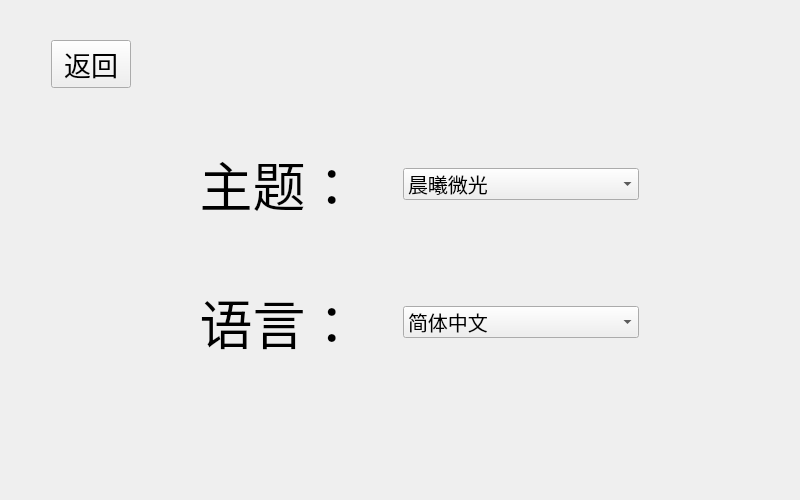
Above: TomClock_QtCreator/screenUi/settings.ui from MeoRinLime/TomClock before the change. Below: the same form after it.
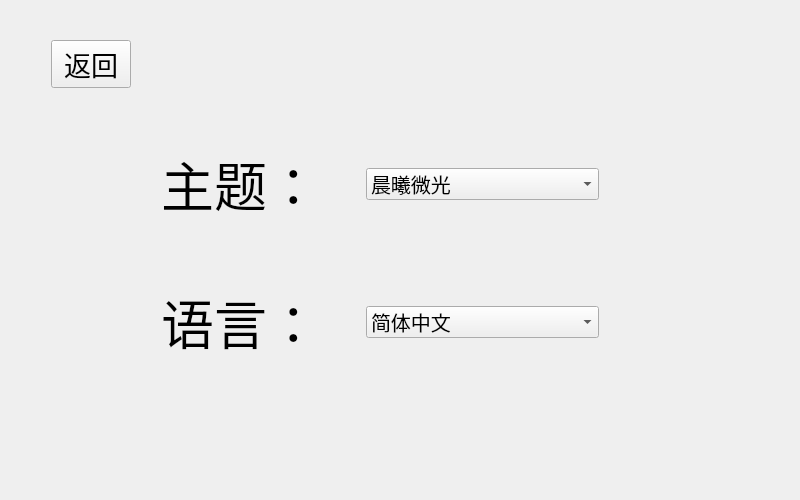
That is the form after the change. Icons and pictures are not drawn.

What changed in the file:
```diff
--- a/TomClock_QtCreator/screenUi/settings.ui
+++ b/TomClock_QtCreator/screenUi/settings.ui
@@ -148,7 +148,7 @@
     </layout>
    </item>
    <item row="1" column="0">
-    <layout class="QHBoxLayout" name="horizontalLayout_4">
+    <layout class="QHBoxLayout" name="horizontalLayout_7">
      <item>
       <spacer name="horizontalSpacer">
        <property name="orientation">
@@ -168,11 +168,11 @@
      <item>
       <layout class="QVBoxLayout" name="verticalLayout_4">
        <item>
-        <layout class="QHBoxLayout" name="horizontalLayout">
+        <layout class="QHBoxLayout" name="horizontalLayout_6">
          <item>
           <widget class="QLabel" name="theme">
            <property name="sizePolicy">
-            <sizepolicy hsizetype="Preferred" vsizetype="Expanding">
+            <sizepolicy hsizetype="Fixed" vsizetype="Expanding">
              <horstretch>0</horstretch>
              <verstretch>0</verstretch>
             </sizepolicy>
@@ -195,7 +195,7 @@
           </widget>
          </item>
          <item>
-          <layout class="QVBoxLayout" name="verticalLayout">
+          <layout class="QVBoxLayout" name="verticalLayout_2">
            <item>
             <spacer name="verticalSpacer">
              <property name="orientation">
@@ -213,6 +213,24 @@
             </spacer>
            </item>
            <item>
+            <layout class="QHBoxLayout" name="horizontalLayout_4">
+             <item>
+              <spacer name="horizontalSpacer_8">
+               <property name="orientation">
+                <enum>Qt::Horizontal</enum>
+               </property>
+               <property name="sizeType">
+                <enum>QSizePolicy::Fixed</enum>
+               </property>
+               <property name="sizeHint" stdset="0">
+                <size>
+                 <width>40</width>
+                 <height>20</height>
+                </size>
+               </property>
+              </spacer>
+             </item>
+             <item>
             <widget class="QComboBox" name="themeChange">
              <property name="sizePolicy">
               <sizepolicy hsizetype="Preferred" vsizetype="Expanding">
@@ -238,6 +256,24 @@
             </widget>
            </item>
            <item>
+              <spacer name="horizontalSpacer_9">
+               <property name="orientation">
+                <enum>Qt::Horizontal</enum>
+               </property>
+               <property name="sizeType">
+                <enum>QSizePolicy::Fixed</enum>
+               </property>
+               <property name="sizeHint" stdset="0">
+                <size>
+                 <width>40</width>
+                 <height>20</height>
+                </size>
+               </property>
+              </spacer>
+             </item>
+            </layout>
+           </item>
+           <item>
             <spacer name="verticalSpacer_2">
              <property name="orientation">
               <enum>Qt::Vertical</enum>
@@ -278,7 +314,7 @@
          <item>
           <widget class="QLabel" name="language">
            <property name="sizePolicy">
-            <sizepolicy hsizetype="Preferred" vsizetype="Expanding">
+            <sizepolicy hsizetype="Fixed" vsizetype="Expanding">
              <horstretch>0</horstretch>
              <verstretch>0</verstretch>
             </sizepolicy>
@@ -301,7 +337,7 @@
           </widget>
          </item>
          <item>
-          <layout class="QVBoxLayout" name="verticalLayout_2">
+          <layout class="QVBoxLayout" name="verticalLayout">
            <item>
             <spacer name="verticalSpacer_3">
              <property name="orientation">
@@ -319,6 +355,24 @@
             </spacer>
            </item>
            <item>
+            <layout class="QHBoxLayout" name="horizontalLayout">
+             <item>
+              <spacer name="horizontalSpacer_6">
+               <property name="orientation">
+                <enum>Qt::Horizontal</enum>
+               </property>
+               <property name="sizeType">
+                <enum>QSizePolicy::Fixed</enum>
+               </property>
+               <property name="sizeHint" stdset="0">
+                <size>
+                 <width>40</width>
+                 <height>20</height>
+                </size>
+               </property>
+              </spacer>
+             </item>
+             <item>
             <widget class="QComboBox" name="languageChange">
              <property name="sizePolicy">
               <sizepolicy hsizetype="Preferred" vsizetype="Expanding">
@@ -342,6 +396,24 @@
               </property>
              </item>
             </widget>
+             </item>
+             <item>
+              <spacer name="horizontalSpacer_7">
+               <property name="orientation">
+                <enum>Qt::Horizontal</enum>
+               </property>
+               <property name="sizeType">
+                <enum>QSizePolicy::Fixed</enum>
+               </property>
+               <property name="sizeHint" stdset="0">
+                <size>
+                 <width>40</width>
+                 <height>20</height>
+                </size>
+               </property>
+              </spacer>
+             </item>
+            </layout>
            </item>
            <item>
             <spacer name="verticalSpacer_4">
```
Left out of the diff: 2 changed lines with no effect on the pictures. Lines whose indentation alone changed are shown as unchanged.
